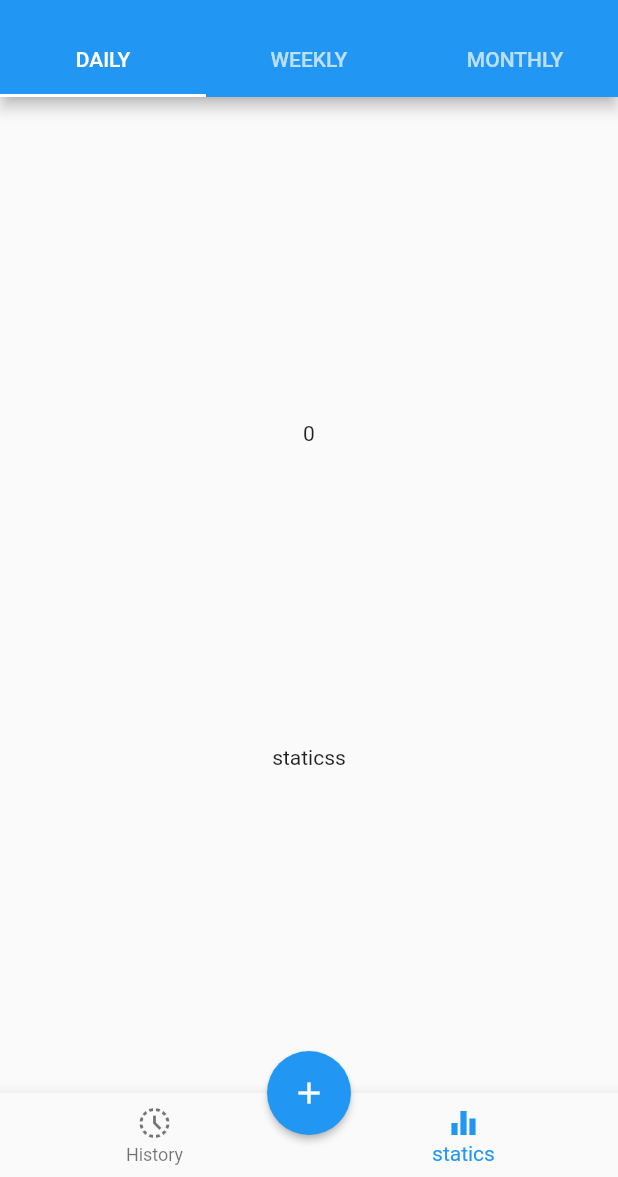
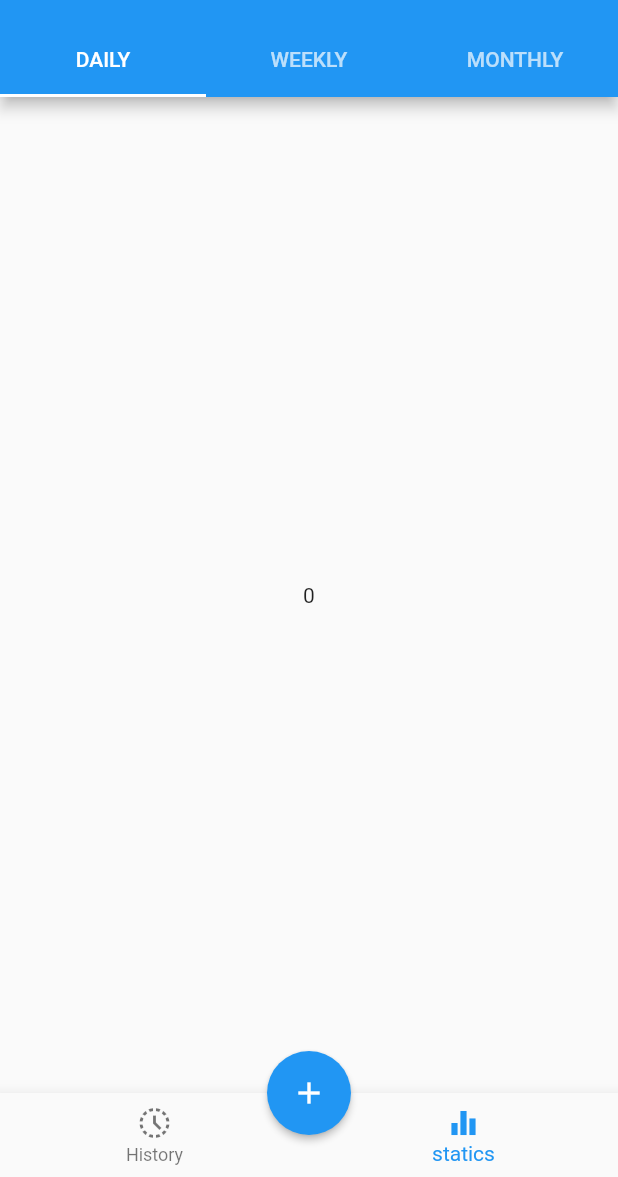
Before and after one commit to sarianpour/foodlogapp, a Flutter app: the NavigationView screen opened by its route, item 2 of the bottom bar chosen, on a phone screen of 412 x 824 dp, the part 59-1236 px from its top. Run offline on Flutter 3.47's test engine with Material 2 defaults, Android fonts, the phone set to English and light mode, and no system bars.

Commit message:
scroll view added

```diff
--- a/lib/views/navigation_view.dart
+++ b/lib/views/navigation_view.dart
@@ -1,6 +1,6 @@
 import 'package:flutter/material.dart';
 import 'package:flutter/services.dart';
-import 'package:food_log_app/views/History_view.dart';
+import 'package:food_log_app/views/history_view.dart';
 import 'package:food_log_app/views/statics_view.dart';
 
 class NavigationView extends StatefulWidget {
@@ -115,17 +115,10 @@ class _NavigationViewState extends State<NavigationView> {
           alignment: Alignment.center,
           child: Padding(
             padding: const EdgeInsets.all(16.0),
-            child: Column(
-              mainAxisAlignment: MainAxisAlignment.spaceEvenly,
-              crossAxisAlignment: CrossAxisAlignment.start,
-              children: [
-                _selectedNavIndex == 1
-                    ? Center(child: Text('$_selectedTabIndex'))
-                    : Text('his'),
-                Center(
-                  child: _widgetOptions.elementAt(_selectedNavIndex),
-                ),
-              ],
+            child: SingleChildScrollView(
+              child: _selectedNavIndex == 1
+                  ? Center(child: Text('$_selectedTabIndex'))
+                  : Center(child: HistoryView()),
             ),
           ),
         ),
```
Also changed, not shown: lib/views/History_view.dart (+19 -1 lines).
